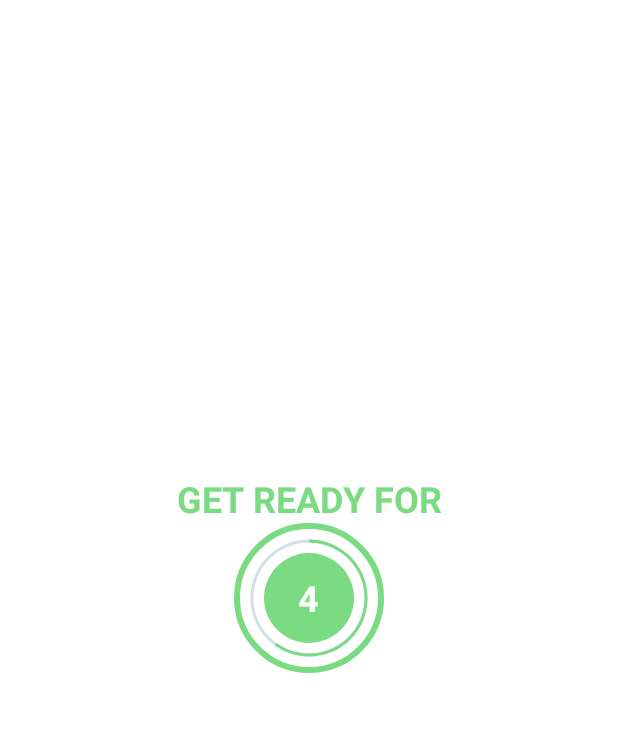
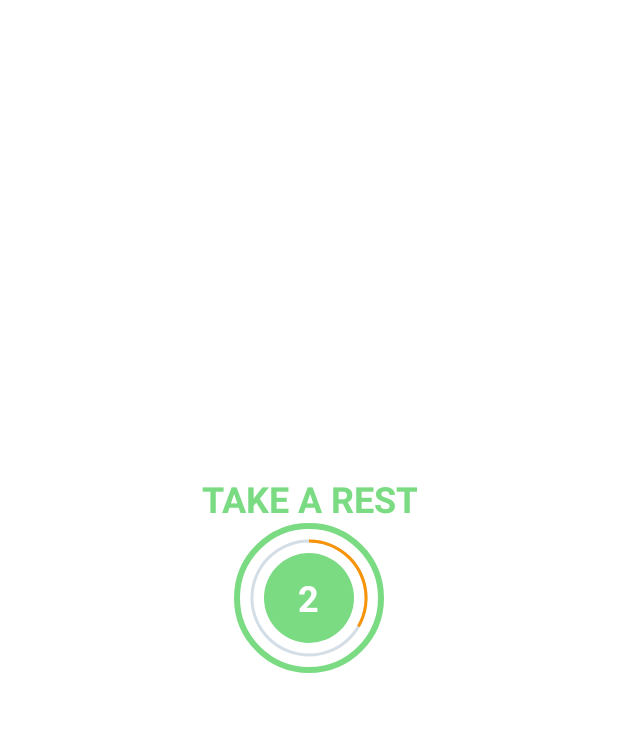
Before and after one commit to kyle-gonzales/7-minute-workout-android-app, an Android app: the ExerciseActivity screen opened directly, with no data from a screen before it, on a phone screen of 412 x 824 dp, the part 62-794 px from its top. Run offline under Robolectric (Android 15) with nearby library versions, the phone set to English and light mode, and no system bars.

Commit message:
added exercise timer

```diff
--- a/app/src/main/java/com/example/a7minuteworkoutapp/ExerciseActivity.kt
+++ b/app/src/main/java/com/example/a7minuteworkoutapp/ExerciseActivity.kt
@@ -3,6 +3,7 @@ package com.example.a7minuteworkoutapp
 import androidx.appcompat.app.AppCompatActivity
 import android.os.Bundle
 import android.os.CountDownTimer
+import android.view.View
 import android.widget.Toast
 import com.example.a7minuteworkoutapp.databinding.ActivityExerciseBinding
 
@@ -10,10 +11,17 @@ class ExerciseActivity : AppCompatActivity() {
     private var binding:ActivityExerciseBinding? = null
     // rest timer
     private var restTimer: CountDownTimer? = null
-    private var restDuration: Long = 5000
+    private var restDuration: Long = 3000
     private var restPauseOffset: Long = 0
     private var restProgress = (restDuration/1000).toInt()
     private var restMaxProgress = (restDuration/1000).toInt()
+
+    //exercise timer
+    private var exerciseTimer: CountDownTimer? = null
+    private var exerciseDuration: Long = 5000
+    private var exercisePauseOffset : Long = 0
+    private var exerciseProgress = (exerciseDuration/1000).toInt()
+    private var exerciseMaxProgress = (exerciseDuration/1000).toInt()
 
     override fun onCreate(savedInstanceState: Bundle?) {
         super.onCreate(savedInstanceState)
@@ -29,12 +37,14 @@ class ExerciseActivity : AppCompatActivity() {
             onBackPressed() // clicking back button on device
         }
 
-        binding?.tvTimer?.text = "${restDuration/1000}"
-        startRestProgress(restPauseOffset)
-
+        setRestTimer()
     }
 
-    private fun setRestProgress() {
+    private fun setRestTimer() {
+        binding?.tvTitle?.text = "TAKE A REST"
+        binding?.flExerciseView?.visibility = View.INVISIBLE
+        binding?.flRestView?.visibility = View.VISIBLE
+
         resetTimer()
         startRestProgress(restPauseOffset)
     }
@@ -43,31 +53,68 @@ class ExerciseActivity : AppCompatActivity() {
         if (restTimer != null) {
             restTimer?.cancel()
 
-            binding?.tvTimer?.text = "${restDuration/1000}"
+            binding?.tvRestTimer?.text = "${restDuration/1000}"
             restPauseOffset = 0
         }
     }
 
     private fun startRestProgress(offset: Long) {
-        binding?.progressBar?.max = restMaxProgress
+        binding?.progressBarRest?.max = restMaxProgress
         restProgress = (restDuration/1000).toInt()
         restTimer = object : CountDownTimer(restDuration - restPauseOffset, 1000) {
             override fun onTick(timeLeftinMillis: Long) {
                 restPauseOffset = restDuration - timeLeftinMillis
-                binding?.tvTimer?.text = "${timeLeftinMillis/1000}"
-                binding?.progressBar?.progress = --restProgress
+                binding?.tvRestTimer?.text = "${timeLeftinMillis/1000}"
+                binding?.progressBarRest?.progress = --restProgress
             }
             override fun onFinish() {
-                Toast.makeText(this@ExerciseActivity, "finished!", Toast.LENGTH_SHORT).show()
+//                Toast.makeText(this@ExerciseActivity, "finished!", Toast.LENGTH_SHORT).show()
+                setExerciseTimer()
             }
         }
         restTimer?.start()
+    }
+
+    private fun setExerciseTimer(){
+        binding?.tvTitle?.text = "PUSHUPS"
+        binding?.flRestView?.visibility = View.INVISIBLE
+        binding?.flExerciseView?.visibility = View.VISIBLE
+
+        resetExerciseTimer()
+        startExerciseProgress(exercisePauseOffset)
+    }
+
+    private fun resetExerciseTimer() {
+        if (exerciseTimer != null) {
+            exerciseTimer?.cancel()
+
+            binding?.tvExerciseTimer?.text = "${exerciseDuration/1000}"
+            exercisePauseOffset = 0
+        }
+    }
+
+    private fun startExerciseProgress(offset : Long) {
+        binding?.progressBarExercise?.max = exerciseMaxProgress
+        exerciseProgress = (exerciseDuration/1000).toInt()
+        exerciseTimer = object : CountDownTimer(exerciseDuration - exercisePauseOffset, 1000) {
+            override fun onTick(timeLeftInMillis: Long) {
+                exercisePauseOffset = exerciseDuration - timeLeftInMillis
+                binding?.tvExerciseTimer?.text = "${timeLeftInMillis/1000}"
+                binding?.progressBarExercise?.progress = --exerciseProgress
+            }
+            override fun onFinish() {
+                Toast.makeText(this@ExerciseActivity, "exercise finished", Toast.LENGTH_SHORT).show()
+                setRestTimer()
+            }
+        }
+        exerciseTimer?.start()
     }
 
     override fun onDestroy() {
         super.onDestroy()
 
         resetTimer()
+        resetExerciseTimer()
         binding = null
     }
 }
--- /dev/null
+++ b/app/src/main/res/drawable/circular_progress_bar_orange.xml
@@ -0,0 +1,13 @@
+<?xml version="1.0" encoding="utf-8"?>
+<layer-list xmlns:android="http://schemas.android.com/apk/res/android">
+    <item>
+        <shape
+            android:innerRadiusRatio="2.7"
+            android:shape="ring"
+            android:thicknessRatio="50.0"
+            android:useLevel="true"
+            >
+            <solid android:color="@color/primary_orange"/>
+        </shape>
+    </item>
+</layer-list>
--- a/app/src/main/res/layout/activity_exercise.xml
+++ b/app/src/main/res/layout/activity_exercise.xml
@@ -20,21 +20,21 @@
     <!-- more powerful than an action bar-->
 
     <TextView
-        android:id="@+id/tvGetReady"
+        android:id="@+id/tvTitle"
         android:layout_width="wrap_content"
         android:layout_height="wrap_content"
-        android:text="GET READY FOR"
+        android:text="TAKE A REST"
         android:textAlignment="center"
         android:textSize="@dimen/default_button_text_size"
         android:textStyle="bold"
         android:textColor="@color/primary_green"
-        app:layout_constraintBottom_toTopOf="@+id/flProgressBar"
+        app:layout_constraintBottom_toTopOf="@+id/flRestView"
         app:layout_constraintEnd_toEndOf="parent"
         app:layout_constraintStart_toStartOf="parent"
         tools:text="GET READY FOR TOOL" />
 
     <FrameLayout
-        android:id="@+id/flProgressBar"
+        android:id="@+id/flRestView"
         android:layout_width="100dp"
         android:layout_height="100dp"
         android:layout_margin="12dp"
@@ -46,7 +46,55 @@
         >
 
         <ProgressBar
-            android:id="@+id/progressBar"
+            android:id="@+id/progressBarRest"
+            android:layout_width="match_parent"
+            android:layout_height="match_parent"
+            style="?android:attr/progressBarStyleHorizontal"
+            android:background="@drawable/circular_progress_bar_gray"
+            android:layout_gravity="center"
+            android:indeterminate="false"
+            android:progressDrawable="@drawable/circular_progress_bar_orange"
+            android:max="10"
+            android:progress="10"
+            android:rotation="-90"
+            />
+
+        <LinearLayout
+            android:layout_width="60dp"
+            android:layout_height="60dp"
+            android:layout_gravity="center"
+            android:gravity="center"
+            android:background="@drawable/item_circular_color_accent_background">
+            <TextView
+                android:id="@+id/tvRestTimer"
+                android:layout_width="wrap_content"
+                android:layout_height="wrap_content"
+                android:textAlignment="center"
+                android:textSize="@dimen/default_button_text_size"
+                android:textStyle="bold"
+                android:textColor="?attr/colorOnPrimary"
+                tools:text="10"
+                />
+
+        </LinearLayout>
+
+    </FrameLayout>
+
+    <FrameLayout
+        android:id="@+id/flExerciseView"
+        android:layout_width="100dp"
+        android:layout_height="100dp"
+        android:layout_margin="12dp"
+        android:background="@drawable/item_circular_color_accent_border"
+        app:layout_constraintBottom_toBottomOf="parent"
+        app:layout_constraintTop_toBottomOf="@id/tbExercise"
+        app:layout_constraintEnd_toEndOf="parent"
+        app:layout_constraintStart_toStartOf="parent"
+        android:visibility="invisible"
+        >
+
+        <ProgressBar
+            android:id="@+id/progressBarExercise"
             android:layout_width="match_parent"
             android:layout_height="match_parent"
             style="?android:attr/progressBarStyleHorizontal"
@@ -66,7 +114,7 @@
             android:gravity="center"
             android:background="@drawable/item_circular_color_accent_background">
             <TextView
-                android:id="@+id/tvTimer"
+                android:id="@+id/tvExerciseTimer"
                 android:layout_width="wrap_content"
                 android:layout_height="wrap_content"
                 android:textAlignment="center"
```
